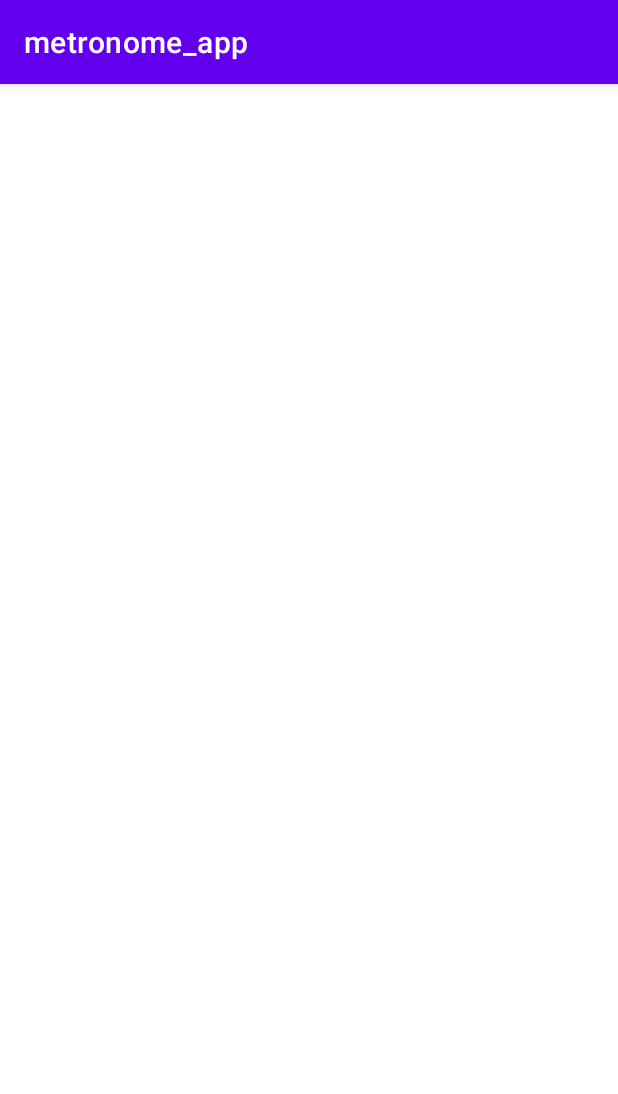
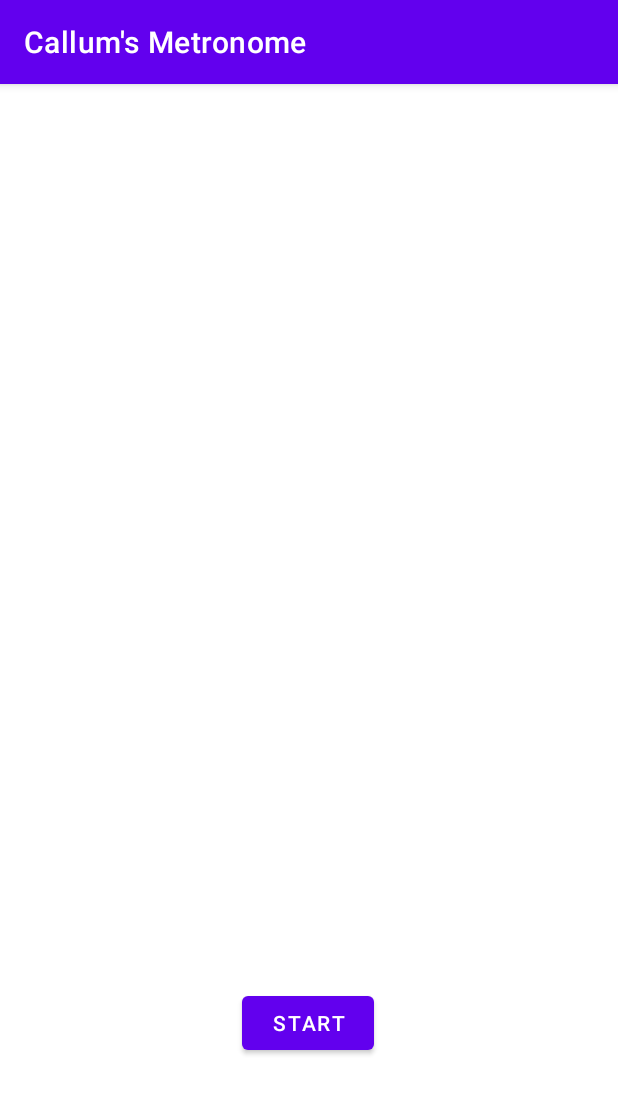
Before and after one commit to callumjohnspiller/metronome-app, an Android app: the screen it shows after launch (MainActivity before the commit, MetronomeActivity after it), on a phone screen of 412 x 824 dp. Shown: the top 1094 px of the screen. Run offline under Robolectric (Android 15) with nearby library versions, the phone set to English and light mode, and no system bars.

Commit message:
added strings. Renamed main activity. Added button

```diff
--- a/app/src/main/AndroidManifest.xml
+++ b/app/src/main/AndroidManifest.xml
@@ -10,7 +10,7 @@
             android:supportsRtl="true"
             android:theme="@style/Theme.Metronome_app">
         <activity
-                android:name=".MainActivity"
+                android:name=".MetronomeActivity"
                 android:exported="true">
             <intent-filter>
                 <action android:name="android.intent.action.MAIN"/>
--- a/app/src/main/java/com/example/metronome_app/MainActivity.java
+++ b/app/src/main/java/com/example/metronome_app/MetronomeActivity.java
@@ -3,7 +3,7 @@ package com.example.metronome_app;
 import androidx.appcompat.app.AppCompatActivity;
 import android.os.Bundle;
 
-public class MainActivity extends AppCompatActivity {
+public class MetronomeActivity extends AppCompatActivity {
 
     @Override
     protected void onCreate(Bundle savedInstanceState) {
--- a/app/src/main/res/layout/activity_main.xml
+++ b/app/src/main/res/layout/activity_main.xml
@@ -5,4 +5,15 @@
         xmlns:app="http://schemas.android.com/apk/res-auto"
         android:layout_width="match_parent"
         android:layout_height="match_parent"
-        tools:context=".MainActivity"/>
+        tools:context=".MetronomeActivity">
+    <Button
+            android:text="@string/metronome_start"
+            android:layout_width="wrap_content"
+            android:layout_height="wrap_content" android:id="@+id/metronomeStartStop"
+            app:layout_constraintStart_toStartOf="parent"
+            app:layout_constraintEnd_toEndOf="parent"
+            app:layout_constraintTop_toTopOf="parent"
+            app:layout_constraintBottom_toBottomOf="parent"
+            app:layout_constraintVertical_bias="0.836" app:layout_constraintHorizontal_bias="0.498"
+            app:strokeColor="#CD1414"/>
+</androidx.constraintlayout.widget.ConstraintLayout>
--- a/app/src/main/res/values/strings.xml
+++ b/app/src/main/res/values/strings.xml
@@ -1,3 +1,5 @@
 <resources>
-    <string name="app_name">metronome_app</string>
+    <string name="app_name">Callum\'s Metronome</string>
+    <string name="metronome_start">Start</string>
+    <string name="metronome_stop">Stop</string>
 </resources>
```
